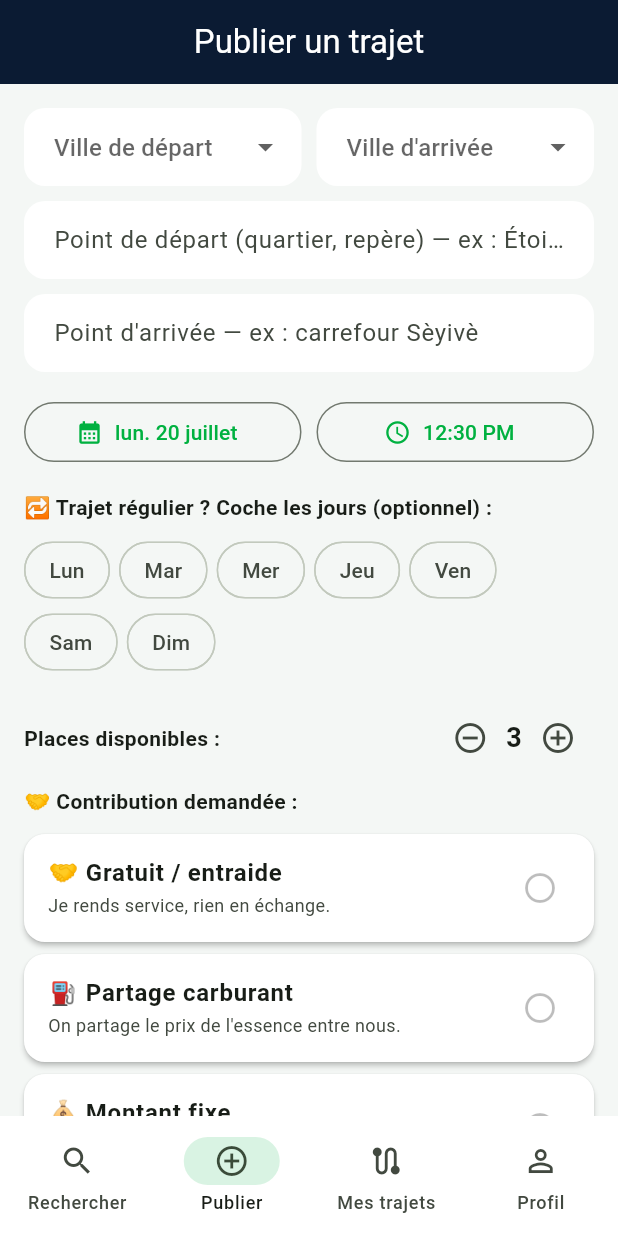
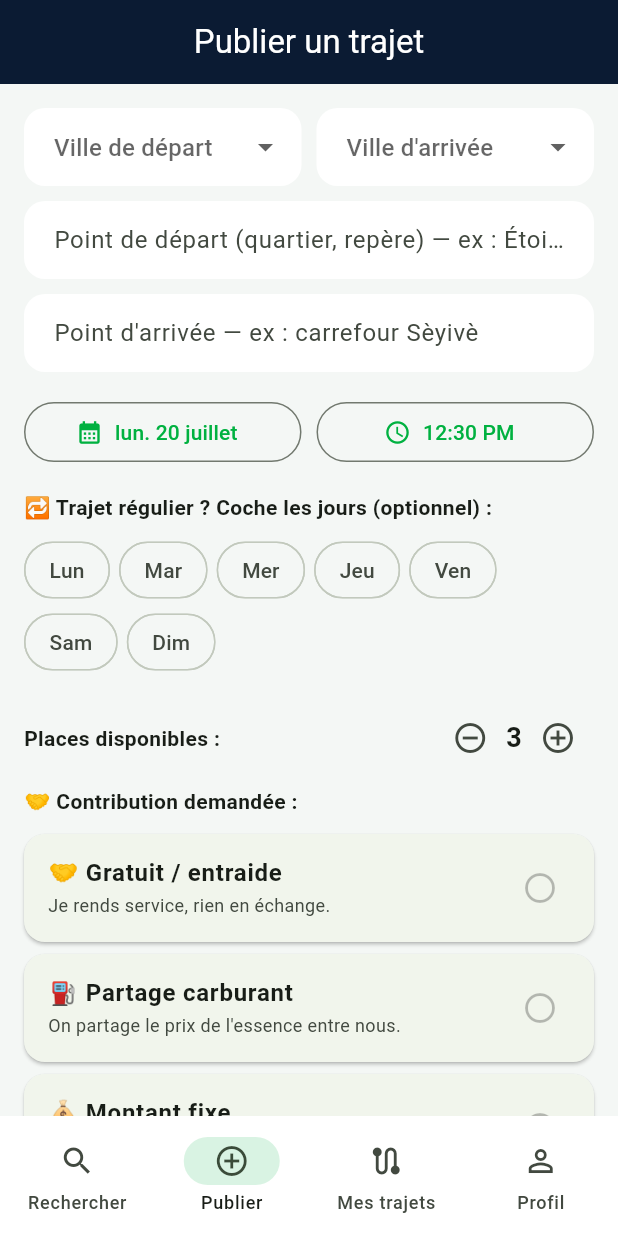
Before and after one commit to johnibgg/covoit229, a Flutter app: the screen it shows once a user with an empty profile is signed in, item 2 of the bottom bar chosen, on a phone screen of 412 x 824 dp. Run offline on Flutter 3.47's test engine with Material 3 defaults, Android fonts, the phone set to English and light mode, and no system bars; our stand-ins replace supabase_flutter; accounts and stored records are empty.

Commit message:
Add files via upload

```diff
--- a/lib/config.dart
+++ b/lib/config.dart
@@ -2,7 +2,7 @@
 // La clé "anon/publishable" Supabase est PUBLIQUE par conception : elle est
 // embarquée dans toutes les applis clientes. La sécurité vient des règles RLS.
 const String kSupabaseUrl = "https://mrocffviukrykjlcwzak.supabase.co";
-const String kSupabaseAnonKey = "REMPLACER_PAR_LA_CLE_ANON";
+const String kSupabaseAnonKey = "sb_publishable_kSyy_fuEOqJJw2djQSCZLA_3xxHK4LR";
 
 // Villes proposées (Bénin). Le champ "détail" reste libre (quartier, repère…).
 const List<String> kCities = [
--- a/lib/theme.dart
+++ b/lib/theme.dart
@@ -29,12 +29,6 @@ ThemeData buildTheme() {
       elevation: 0,
       centerTitle: true,
     ),
-    cardTheme: CardTheme(
-      color: CvColors.card,
-      elevation: 1.5,
-      shape: RoundedRectangleBorder(borderRadius: BorderRadius.circular(16)),
-      margin: const EdgeInsets.symmetric(horizontal: 12, vertical: 6),
-    ),
     elevatedButtonTheme: ElevatedButtonThemeData(
       style: ElevatedButton.styleFrom(
         backgroundColor: CvColors.green,
```
